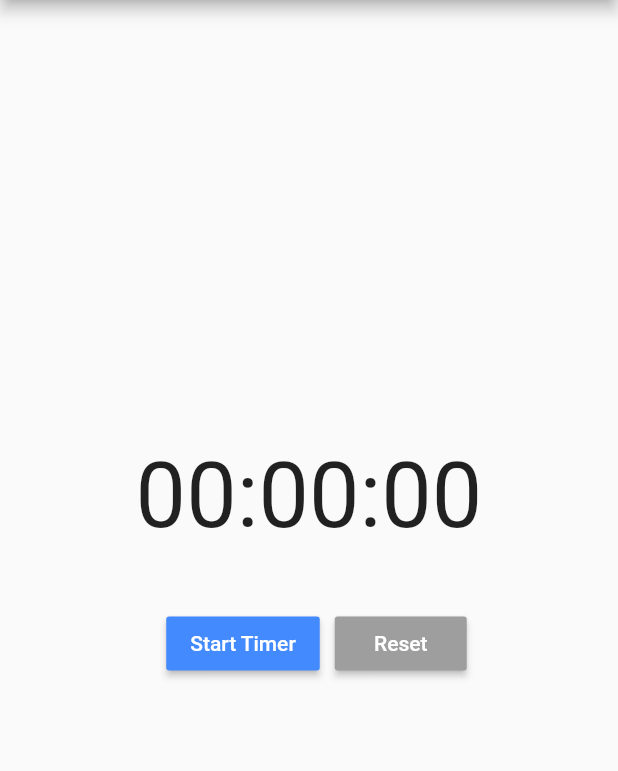
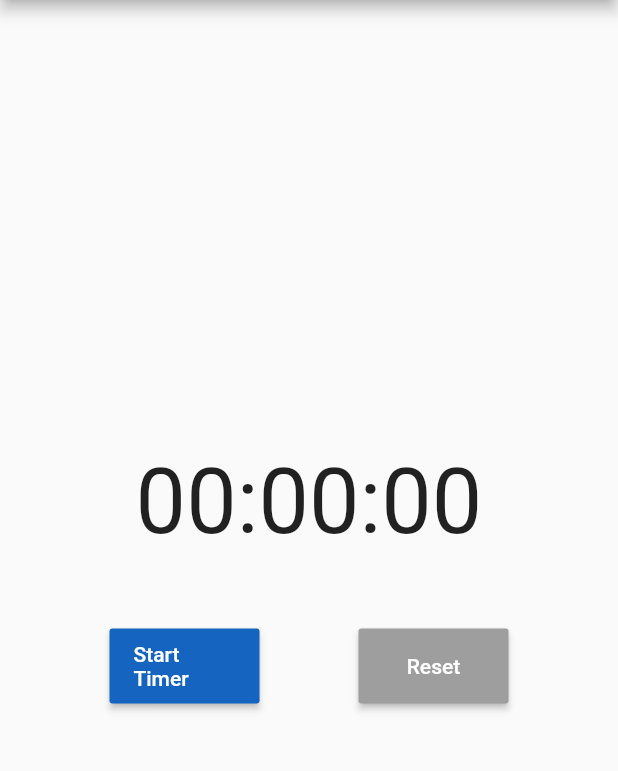
Before and after one commit to mrbasel/flutter-stop-watch, a Flutter app: the screen it shows after launch, on a phone screen of 412 x 824 dp, the part 84-855 px from its top. Run offline on Flutter 3.47's test engine with Material 2 defaults, Android fonts, the phone set to English and light mode, and no system bars; our stand-ins replace clock.

Commit message:
Minor changes to stopwatch layout

```diff
--- a/lib/main.dart
+++ b/lib/main.dart
@@ -81,24 +81,25 @@ class _StopWatchState extends State<StopWatch> {
       children: <Widget>[
         Container(
           child: Text(clockDuration(stopWatch.elapsed), style: TextStyle(fontSize: 60)),
-          margin: EdgeInsets.only(bottom:20),
-          // margin: EdgeInsets.symmetric(vertical: 20, horizontal: 10),
+          margin: EdgeInsets.only(bottom:30),
         ),
         Row(
-          mainAxisAlignment: MainAxisAlignment.center,
+          mainAxisAlignment: MainAxisAlignment.spaceAround,
+          crossAxisAlignment: CrossAxisAlignment.start,
           children: <Widget>[
           Container(
           child: MaterialButton(
             child: Text(timerButtonText, style: TextStyle(color: Colors.white),),
-            color: Colors.blueAccent,
+            color: Colors.blue[800],
             onPressed: (){
               startTimer();
               }
 
           ),
-          margin: EdgeInsets.symmetric(vertical: 20, horizontal: 10),
+          margin: EdgeInsets.only(left: 40, top: 20),
+          height: 50,
+          width: 100,
         ),
-
         Container(
           child: MaterialButton(
             child: Text('Reset', style: TextStyle(color: Colors.white),),
@@ -108,7 +109,9 @@ class _StopWatchState extends State<StopWatch> {
               }
 
           ),
-          // margin: EdgeInsets.symmetric(: 20),
+          margin: EdgeInsets.only(right: 40, top: 20),
+          height: 50,
+          width: 100,
         ),
           ],
         ),
```
